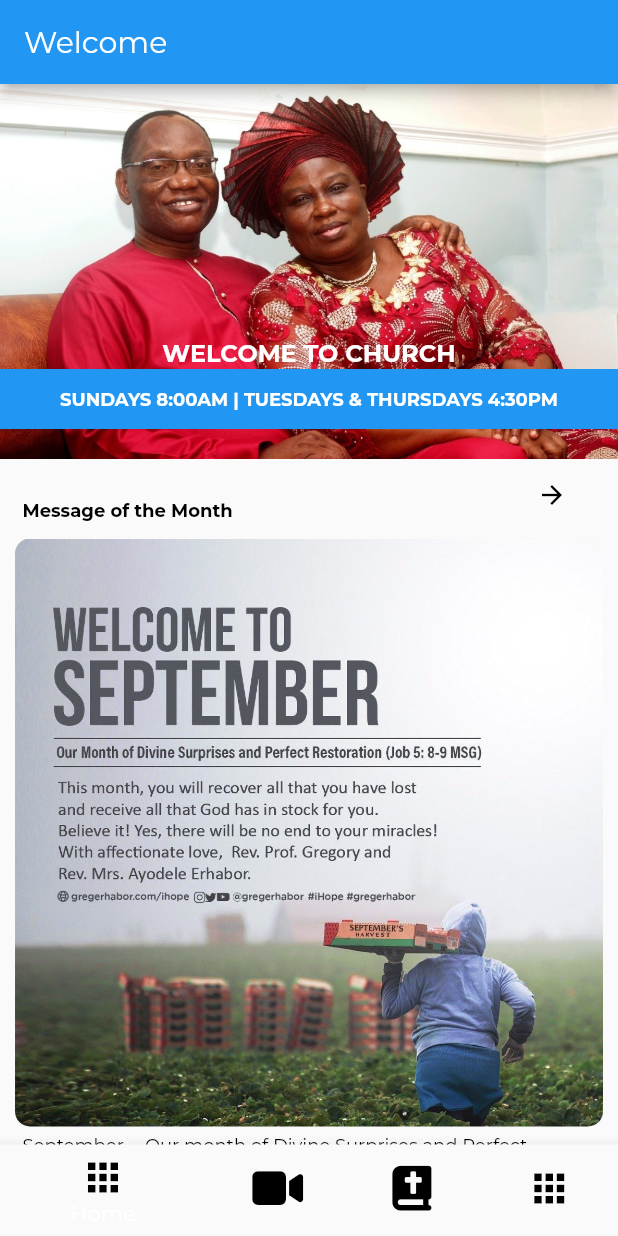
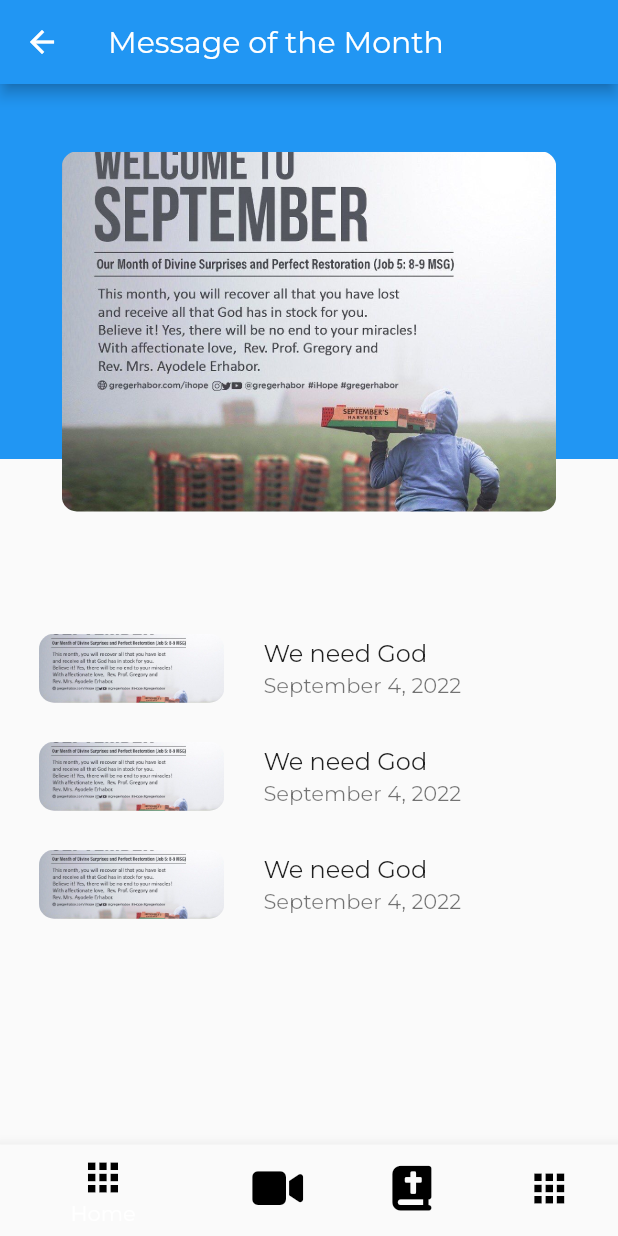
Before and after one commit to Goldengide/soh_flutter_app, a Flutter app: the screen it shows after launch, after a tap on the "arrow forward" icon, on a phone screen of 412 x 824 dp. Run offline on Flutter 3.47's test engine with Material 2 defaults, Android fonts, the phone set to English and light mode, and no system bars; our stand-ins replace flutter_screenutil, font_awesome_flutter.

Commit message:
Added Detail Screen

```diff
--- a/lib/main.dart
+++ b/lib/main.dart
@@ -2,6 +2,7 @@ import 'dart:ui';
 import 'package:flutter/material.dart';
 import 'package:flutter_screenutil/flutter_screenutil.dart';
 import 'screens/Home.dart';
+import 'screens/DetailScreen.dart';
 void main() {
   runApp(const MyApp());
 }
@@ -24,9 +25,17 @@ class MyApp extends StatelessWidget {
             primarySwatch: Colors.blue,
             fontFamily: 'Montserrat'
           ),
+          initialRoute: '/',
+          routes: {
+            // When navigating to the "/" route, build the FirstScreen widget.
+            'homeScreen': (context) => const Home(),
+            // When navigating to the "/second" route, build the SecondScreen widget.
+            DetailScreen.routeName: (context) => const DetailScreen(),
+          },
           home: child,
         );
       },
+
       child: Home(),
     );
 
--- /dev/null
+++ b/lib/screens/DetailScreen.dart
@@ -0,0 +1,142 @@
+import 'package:flutter/material.dart';
+import 'dart:async';
+// import 'package:palette_generator/palette_generator.dart';
+import 'package:font_awesome_flutter/font_awesome_flutter.dart';
+
+
+class ScreenArguments {
+  final String title;
+  final String imageUrl;
+
+  ScreenArguments(this.title, this.imageUrl);
+}
+
+class DetailScreen extends StatelessWidget {
+  const DetailScreen({
+    super.key,
+    });
+
+  static const routeName = 'detailScreen';
+
+
+
+
+
+  // final String titleLabel;
+
+
+
+  @override
+  Widget build(BuildContext context) {
+    final args = ModalRoute.of(context)!.settings.arguments as ScreenArguments;
+    return Scaffold(
+      appBar: AppBar(
+        title: Text(args.title),
+        leading: IconButton(
+          icon: Icon(Icons.arrow_back),
+          tooltip: 'Previous',
+          onPressed: () {
+            Navigator.pop(context);
+          }
+        )
+      ),
+      body: Column(
+        children: [
+          Expanded(
+            child: Stack(
+              alignment: Alignment.center,
+              children: [
+                Positioned(
+                  top: 0,
+                  child: Container(
+                    height: 250,
+                    width: MediaQuery.of(context).size.width,
+                    color: Colors.blue,
+                  )
+                ),
+                Positioned(
+                  top: 40,
+                  left: 0,
+                  height: 250,
+                  width: MediaQuery.of(context).size.width,
+                  child: Align(
+                    alignment: Alignment.center,
+                    child: Container(
+                      width: MediaQuery.of(context).size.width * 0.8,
+                      // height: ,
+                      margin: EdgeInsets.symmetric(vertical: 5, horizontal: 10),
+                      padding: EdgeInsets.all(0),
+                      child: Stack(
+                        // fit: StackFit.expand,
+                        children: [
+                          ClipRRect(
+                            borderRadius: BorderRadius.circular(10.0),
+                            child: Image.asset(
+                              args.imageUrl,
+                              width: MediaQuery.of(context).size.width,
+                              fit: BoxFit.cover
+                            )
+                          )
+                        ]
+                      )
+                    ),
+                  ),
+                ),
+              ]
+            )
+          ),
+          Expanded(
+            child: ListView.builder(
+              itemCount: 3,
+              itemBuilder: (BuildContext context, int index) {
+                return ListTile(
+                  leading: Container(
+                    width: MediaQuery.of(context).size.width * 0.3,
+                    // height: ,
+                    margin: EdgeInsets.symmetric(vertical: 5, horizontal: 10),
+                    padding: EdgeInsets.all(0),
+                    child: Stack(
+                      // fit: StackFit.expand,
+                      children: [
+                        ClipRRect(
+                          borderRadius: BorderRadius.circular(10.0),
+                          child: Image.asset(
+                            args.imageUrl,
+                            width: MediaQuery.of(context).size.width,
+                            fit: BoxFit.cover
+                          )
+                        )
+                      ]
+                    )
+                  ),
+                  title: Text('We need God'),
+                  subtitle: Text('September 4, 2022')
+                );
+              }
+            )
+          )
+        ]
+      ),
+      bottomNavigationBar: BottomNavigationBar(
+        items: const <BottomNavigationBarItem>[
+          BottomNavigationBarItem(
+            icon: Icon(Icons.apps, color: Colors.black, size: 30),
+            label: 'Home',
+          ),
+          BottomNavigationBarItem(
+            icon: Icon(FontAwesomeIcons.video, color: Colors.black, size: 30),
+            label: 'Service',
+          ),
+          BottomNavigationBarItem(
+            icon: FaIcon(FontAwesomeIcons.bookBible, color: Colors.black, size: 30),
+            label: 'Bible',
+          ),
+          BottomNavigationBarItem(
+            icon: Icon(Icons.apps, color: Colors.black, size: 30),
+            label: 'More',
+          ),
+        ],
+      ),
+    );
+  }
+}
--- a/lib/screens/Home.dart
+++ b/lib/screens/Home.dart
@@ -1,10 +1,88 @@
 import 'package:flutter/material.dart';
 import 'package:font_awesome_flutter/font_awesome_flutter.dart';
+import 'DetailScreen.dart';
 
 class Home extends StatelessWidget {
   const Home({super.key});
 
   // Widget headerSection = +
+
+  Column _buildSectionColumn(
+    BuildContext context,
+    String title,
+    String imageUrl,
+    String desc
+    ) {
+    return Column(
+            children: <Widget>[
+              Row(
+                // padding: EdgeInsets.symmetric(30.0, 50.0),
+                mainAxisAlignment: MainAxisAlignment.spaceBetween,
+                crossAxisAlignment: CrossAxisAlignment.center,
+
+                children: <Widget>[
+                  Padding(
+                    padding: EdgeInsets.only(left: 15, top: 20),
+                    child: Text(
+                      title,
+                      style: TextStyle(color: Colors.black, fontWeight: FontWeight.bold, fontSize: 14)),
+                  ),
+                  Padding(
+                    padding: EdgeInsets.only(right: 20),
+                    child: IconButton(
+                      iconSize: 20,
+                      icon: Icon(Icons.arrow_forward),
+                      color: Colors.black,
+                      onPressed: () => {
+                        Navigator.pushNamed(
+                          context,
+                          DetailScreen.routeName,
+                          arguments: ScreenArguments(title, imageUrl)
+                          )
+                      },
+                    ),
+                  )
+
+
+                  // Icon(icon: Icons.star, color: Colors.black)
+
+                ]
+              ),
+
+              Container(
+                width: MediaQuery.of(context).size.width,
+                // height: ,
+                margin: EdgeInsets.symmetric(vertical: 5, horizontal: 10),
+                padding: EdgeInsets.all(0),
+                child: Stack(
+                  // fit: StackFit.expand,
+                  children: [
+                    ClipRRect(
+                      borderRadius: BorderRadius.circular(10.0),
+                      child: Image.asset(
+                        imageUrl,
+                        width: MediaQuery.of(context).size.width,
+                        fit: BoxFit.cover
+                      )
+                    )
+                  ]
+                )
+              ),
+
+              Container(
+                width: MediaQuery.of(context).size.width,
+                padding: EdgeInsets.only(left: 15),
+                child:Text(
+                      desc,
+                      style: TextStyle(color: Colors.black, fontSize: 12),
+                      // overflow: TextOverflow.ellipsis,
+                      softWrap: true
+                    )
+              )
+
+            ]
+    );
+  }
 
 
   @override
@@ -72,138 +150,28 @@ class Home extends StatelessWidget {
             ),
 
           ),
-          Column(
-            children: <Widget>[
-              Row(
-                // padding: EdgeInsets.symmetric(30.0, 50.0),
-                mainAxisAlignment: MainAxisAlignment.spaceBetween,
-                crossAxisAlignment: CrossAxisAlignment.center,
 
-                children: <Widget>[
-                  Padding(
-                    padding: EdgeInsets.only(left: 15, top: 20),
-                    child: Text(
-                      'Message of the Month',
-                      style: TextStyle(color: Colors.black, fontWeight: FontWeight.bold, fontSize: 12)),
-                  ),
-                  Padding(
-                    padding: EdgeInsets.only(right: 20),
-                    child: IconButton(
-                      iconSize: 20,
-                      icon: Icon(Icons.arrow_forward),
-                      color: Colors.black,
-                      onPressed: () => {
-                        // this.color
-                      }
-                    ),
+          _buildSectionColumn(context,
+            'Message of the Month',
+            'assets/images/newmonth.jpg',
+            'September  - Our month of Divine Surprises and Perfect Restoration'
+          ),
 
-                  )
-
-
-                  // Icon(icon: Icons.star, color: Colors.black)
-
-                ]
-              ),
-
-              Container(
-                width: MediaQuery.of(context).size.width,
-                // height: ,
-                margin: EdgeInsets.symmetric(vertical: 5, horizontal: 10),
-                padding: EdgeInsets.all(0),
-                child: Stack(
-                  // fit: StackFit.expand,
-                  children: [
-                    ClipRRect(
-                      borderRadius: BorderRadius.circular(10.0),
-                      child: Image.asset(
-                        'assets/images/newmonth.jpg',
-                        width: MediaQuery.of(context).size.width,
-                        fit: BoxFit.cover
-                      )
-                    )
-                  ]
-                )
-              ),
-
-              Container(
-                width: MediaQuery.of(context).size.width,
-                padding: EdgeInsets.only(left: 15),
-                child:Text(
-                      'September  - Our month of Divine Surprises and Perfect Restoration',
-                      style: TextStyle(color: Colors.black, fontSize: 12),
-                      // overflow: TextOverflow.ellipsis,
-                      softWrap: true
-                    )
-              )
-
-            ]
+          _buildSectionColumn(context,
+            'Early Morning Prayer',
+            'assets/images/early-morning-prayers.jpg',
+            'Early Morning Prayer Meetings is on Mixlr and at Mon - Sat by 6:30 GMT +1'
           ),
-          Column(
-            children: <Widget>[
-              Row(
-                // padding: EdgeInsets.symmetric(30.0, 50.0),
-                mainAxisAlignment: MainAxisAlignment.spaceBetween,
-                crossAxisAlignment: CrossAxisAlignment.center,
-
-                children: <Widget>[
-                  Padding(
-                    padding: EdgeInsets.only(left: 20, top: 20),
-                    child: Text(
-                      'Early Morning Prayer',
-                      style: TextStyle(color: Colors.black, fontWeight: FontWeight.bold, fontSize: 12)),
-                  ),
-                  Padding(
-                    padding: EdgeInsets.only(right: 20),
-                    child: IconButton(
-                      iconSize: 20,
-                      icon: Icon(Icons.arrow_forward),
-                      color: Colors.black,
-                      onPressed: () => {
-                        // this.color
-                      }
-                    ),
-
-                  )
-
-
-                  // Icon(icon: Icons.star, color: Colors.black)
-
-                ]
-              ),
-
-              Container(
-                width: MediaQuery.of(context).size.width,
-                // height: ,
-                margin: EdgeInsets.symmetric(vertical: 5, horizontal: 10),
-                padding: EdgeInsets.all(0),
-                child: Stack(
-                  // fit: StackFit.expand,
-                  children: [
-                    ClipRRect(
-                      borderRadius: BorderRadius.circular(20.0),
-                      child: Image.asset(
-                        'assets/images/early-morning-prayers.jpg',
-                        width: MediaQuery.of(context).size.width,
-                        fit: BoxFit.cover
-                      )
-                    )
-                  ]
-                )
-              ),
-
-              Container(
-                width: MediaQuery.of(context).size.width,
-                padding: EdgeInsets.only(left: 20),
-                child:Text(
-                      'Early Morning Prayer Meetings is on Mixlr and at Mon - Sat by 6:30 GMT +1',
-                      style: TextStyle(color: Colors.black, fontSize: 12),
-                      // overflow: TextOverflow.ellipsis,
-                      softWrap: true
-                    )
-              )
-
-            ]
+          _buildSectionColumn(context,
+            'Inspirational messages',
+            'assets/images/podcast.jpg',
+            'Good Shepherd - Part 10'
           ),
+          _buildSectionColumn(context,
+            'iHope',
+            'assets/images/ihope.jpg',
+            'Keep Praising - September 4'
+          )
 
 
         ]
--- a/pubspec.yaml
+++ b/pubspec.yaml
@@ -31,6 +31,7 @@ dependencies:
   splashscreen: ^1.3.5
   font_awesome_flutter: ^10.1.0
   flutter_screenutil: ^5.5.4
+  palette_generator: ^0.3.3+2
 
 dev_dependencies:
   flutter_test:
```
Also changed, not shown: assets/images/podcast.jpg (added), pubspec.lock.
